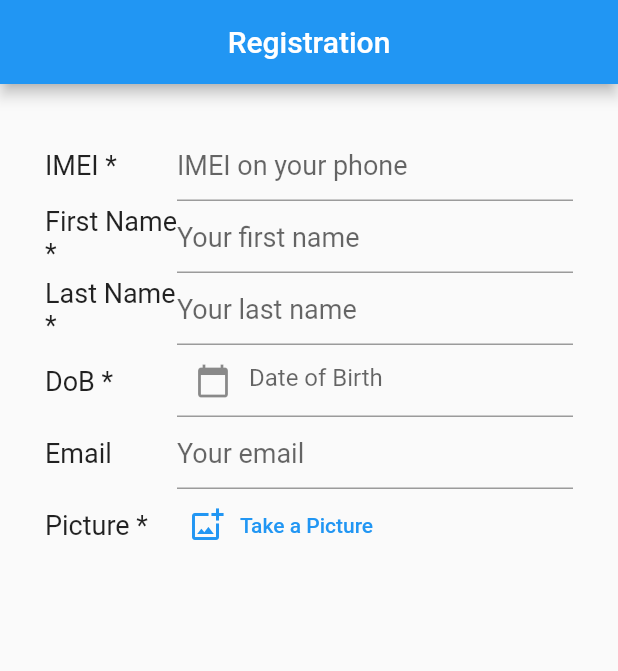
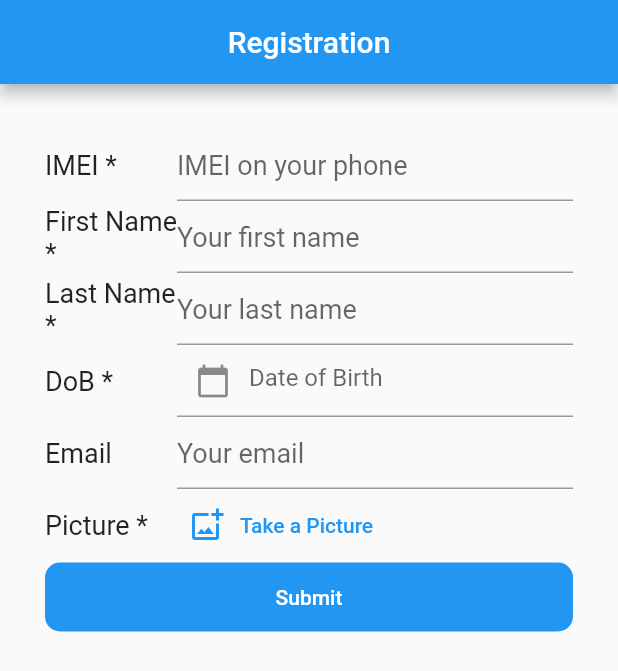
Before and after one commit to paimanbandi/rgstr, a Flutter app: the screen it shows after launch, on a phone screen of 412 x 824 dp. Shown: the top 671 px of the screen. Run offline on Flutter 3.47's test engine with Material 2 defaults, Android fonts, the phone set to English and light mode, and no system bars; our stand-ins replace camera, device_info, image_picker, permission_handler; missing offline and left inert: imei_imsi_plugin.

Commit message:
button submit

```diff
--- a/lib/global.dart
+++ b/lib/global.dart
@@ -12,3 +12,8 @@ abstract class WidgetView<T1, T2> extends StatelessWidget {
   @override
   Widget build(BuildContext context);
 }
+
+const Color primaryColor = Colors.blue;
+const Color whiteColor = Colors.white;
+const Color disabledColor = Colors.grey;
+const Color textColor = Colors.black54;
--- a/lib/registration_view.dart
+++ b/lib/registration_view.dart
@@ -320,6 +320,30 @@ class RegistrationView extends WidgetView<RegistrationPage, RegistrationControll
                             )
                           ],
                         ),
+                        Row(
+                          children: [
+                            Expanded(
+                                child: ElevatedButton(
+                                    style: ButtonStyle(
+                                      padding: MaterialStateProperty.all(EdgeInsets.all(15)),
+                                      elevation: MaterialStateProperty.all(0),
+                                      shape: MaterialStateProperty.all(RoundedRectangleBorder(borderRadius: new BorderRadius.circular(10))),
+                                      backgroundColor: MaterialStateProperty.resolveWith<Color>((Set<MaterialState> states) {
+                                        if (states.contains(MaterialState.disabled)) return disabledColor;
+                                        return primaryColor;
+                                      }),
+                                      foregroundColor: MaterialStateProperty.resolveWith<Color>((Set<MaterialState> states) {
+                                        if (states.contains(MaterialState.disabled)) return textColor;
+                                        return whiteColor;
+                                      }),
+                                    ),
+                                    onPressed: () => null,
+                                    child: Text(
+                                      'Submit',
+                                    ))),
+                            // ),
+                          ],
+                        ),
                       ],
                     ),
                   )
--- a/lib/utils.dart
+++ b/lib/utils.dart
@@ -1,6 +1,5 @@
 import 'dart:io';
 import 'package:flutter/material.dart';
-import 'package:image_cropper/image_cropper.dart';
 import 'package:image_picker/image_picker.dart';
 
 import 'package:permission_handler/permission_handler.dart';
--- a/pubspec.yaml
+++ b/pubspec.yaml
@@ -31,11 +31,9 @@ dependencies:
 
   camera: ^0.8.1+1
   device_info: ^2.0.2
-  image_cropper: ^1.3.1
   image_picker: ^0.6.7+22
   imei_imsi_plugin: ^0.0.1
   permission_handler: ^5.1.0+2
-  loading_overlay: ^0.3.0
 
 dev_dependencies:
   flutter_test:
```
Also changed, not shown: pubspec.lock.
